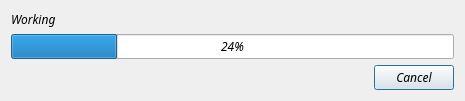
Old version of the form src/ffDiaporama/DlgWorkingTask/DlgWorkingTask.ui in the repository boenki/ffdiaporama.
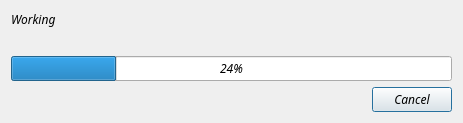
New version of the form.

Diff of the .ui file:
```diff
--- a/src/ffDiaporama/DlgWorkingTask/DlgWorkingTask.ui
+++ b/src/ffDiaporama/DlgWorkingTask/DlgWorkingTask.ui
@@ -6,8 +6,8 @@
    <rect>
     <x>0</x>
     <y>0</y>
-    <width>465</width>
-    <height>98</height>
+    <width>463</width>
+    <height>96</height>
    </rect>
   </property>
   <property name="font">
@@ -28,6 +28,13 @@
      </property>
     </widget>
    </item>
+   <item>
+    <widget class="QLabel" name="ActionLabel2">
+     <property name="text">
+      <string notr="true"/>
+     </property>
+    </widget>
+   </item>
    <item>
     <widget class="QProgressBar" name="ProgressBar">
      <property name="value">
```
